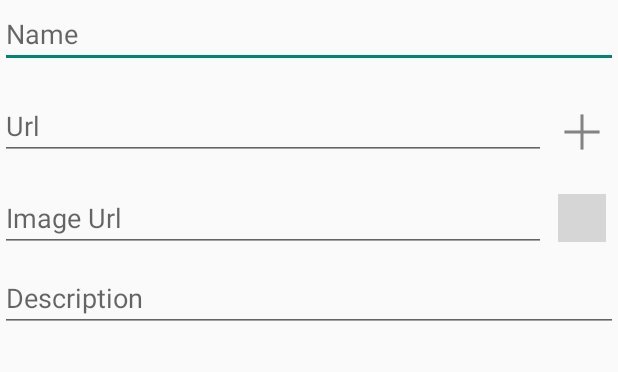
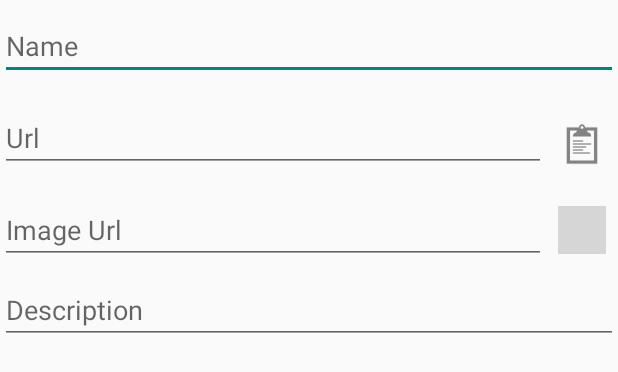
Before and after one commit to balesz/android-WebSearch, an Android app: the layout fragment_detail.xml on its own in the app's theme, with its tools: preview values and no code run, on a phone screen of 412 x 824 dp. Shown: the top 372 px of the screen. Run offline under Robolectric (Android 15) with nearby library versions, the phone set to English and light mode, and no system bars; grey boxes are pictures that could not be loaded.

Commit message:
Some UI changes in the fragment_detail layout

```diff
--- a/WebSearch/src/main/res/layout/fragment_detail.xml
+++ b/WebSearch/src/main/res/layout/fragment_detail.xml
@@ -6,6 +6,7 @@
               android:layout_height="match_parent">
 
     <LinearLayout android:orientation="horizontal"
+                  android:layout_marginTop="@dimen/detail_field_margin"
                   android:layout_marginBottom="@dimen/detail_field_margin"
                   android:layout_width="match_parent"
                   android:layout_height="wrap_content">
@@ -34,7 +35,7 @@
                   android:layout_height="wrap_content" />
 
         <ImageView android:id="@+id/buttonAddSearchTerm"
-                   android:src="@drawable/ic_new"
+                   android:src="@drawable/ic_paste"
                    android:scaleType="fitCenter"
                    android:clickable="true"
                    android:layout_marginLeft="8dp"
```
Also changed, not shown: WebSearch/src/main/res/drawable-hdpi/ic_paste.png (added).
